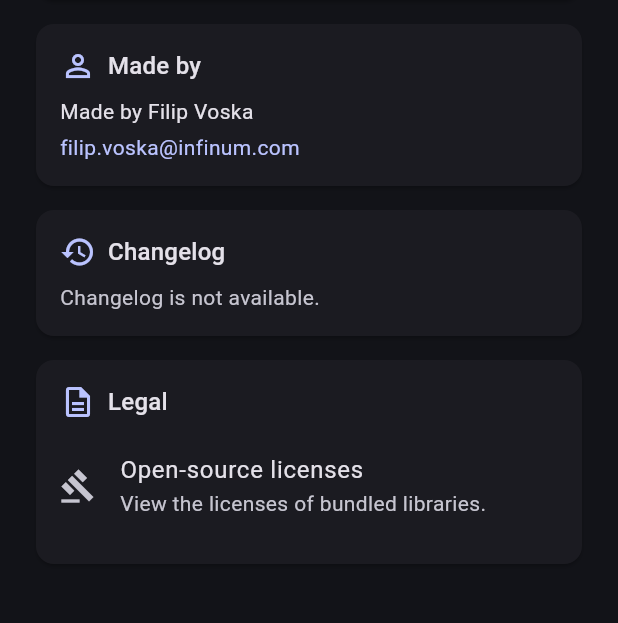
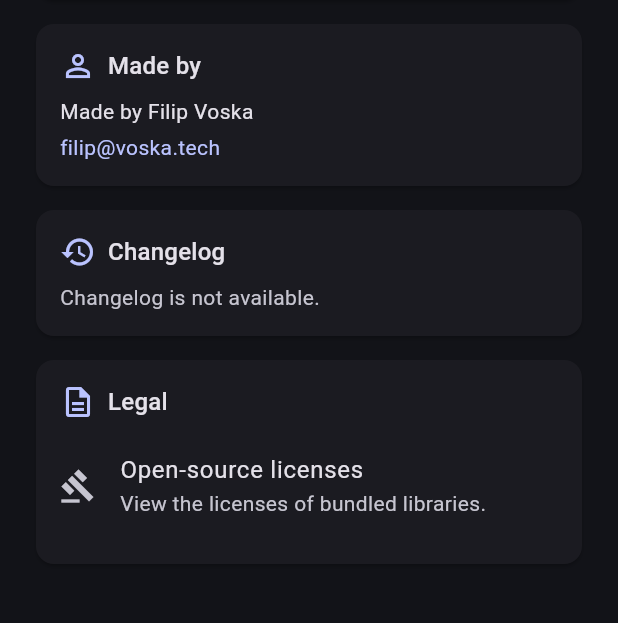
Before and after one commit to fvoska/rtsp-mixer, a Flutter app: the AboutScreen screen opened by its route, on a phone screen of 412 x 824 dp, the part 246-869 px from its top. Run offline on Flutter 3.47's test engine with Material 3 defaults, Android fonts, the phone set to English and light mode, and no system bars; our stand-ins replace audio_service, connectivity_plus, dio, flutter_local_notifications, flutter_riverpod, flutter_secure_storage and 2 more; missing offline and left inert: flutter_foreground_task, media_kit, media_kit_video; accounts and stored records are empty.

Commit message:
fix(about): change contact email to filip@voska.tech
Co-Authored-By: Claude Fable 5 <noreply@anthropic.com>
Claude-Session: https://claude.ai/code/session_01JBtfyDEMp9FKVDZp4z6Grd

```diff
--- a/lib/features/about/screens/about_screen.dart
+++ b/lib/features/about/screens/about_screen.dart
@@ -13,7 +13,7 @@ import '../../../core/theme/spacing.dart';
 class AboutScreen extends StatelessWidget {
   const AboutScreen({super.key});
 
-  static const String _contactEmail = 'filip.voska@infinum.com';
+  static const String _contactEmail = 'filip@voska.tech';
   static const String _appName = 'RTSP Mixer';
 
   /// Reads package info, swallowing any failure into null so the caller can
```
